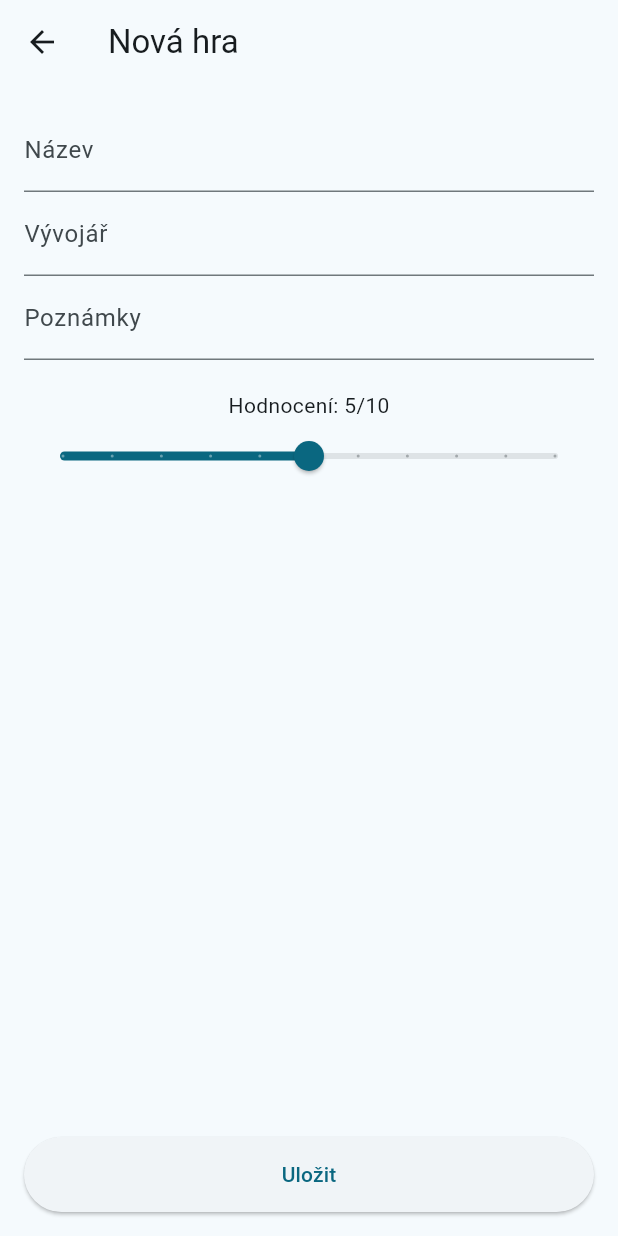
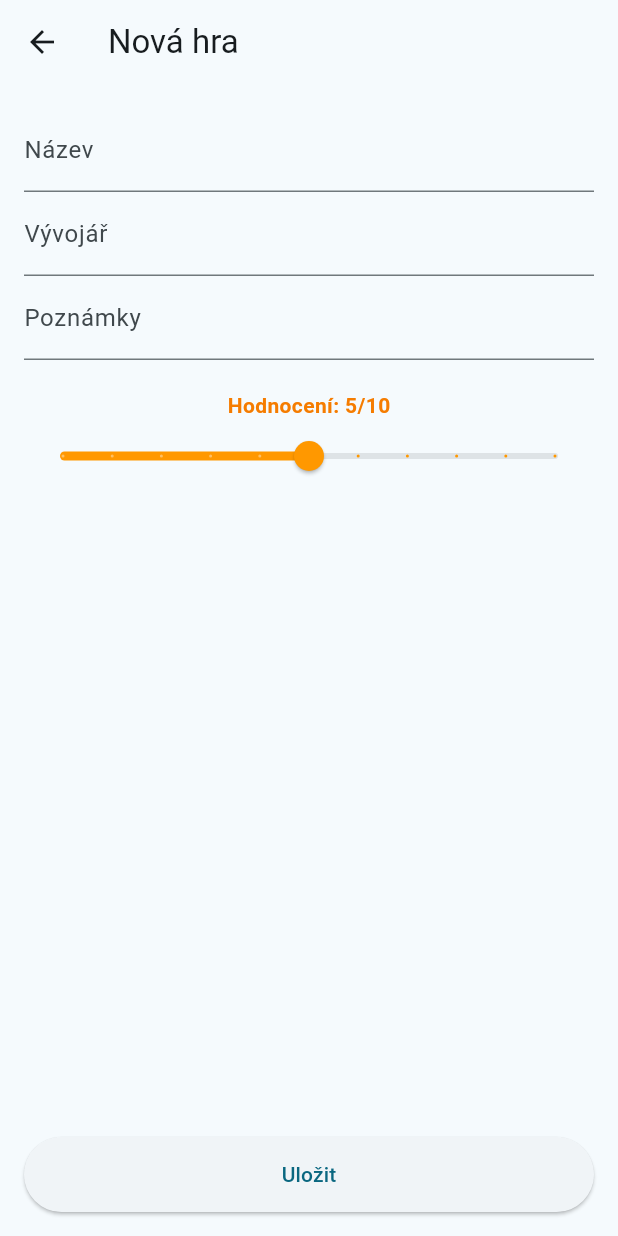
Before and after one commit to Vencoslav/GameRating, a Flutter app: the GameFormScreen screen opened directly, on a phone screen of 412 x 824 dp. Run offline on Flutter 3.47's test engine with Material 3 defaults, Android fonts, the phone set to English and light mode, and no system bars.

Commit message:
Změna barev při rating

```diff
--- a/lib/main.dart
+++ b/lib/main.dart
@@ -93,12 +93,18 @@ class _GameListScreenState extends State<GameListScreen> {
     await _localFile.writeAsString(encodedData);
   }
 
-  // Mazání hry
   void _deleteGame(int index) {
     setState(() {
       _games.removeAt(index);
     });
     _saveGames();
+  }
+
+  // Změna barev při rating
+  Color _getRatingColor(double rating) {
+    if (rating >= 8) return Colors.green.shade600;
+    if (rating >= 5) return Colors.orange.shade600;
+    return Colors.red.shade600;
   }
 
   Future<void> _navigateToForm({Game? game, int? index}) async {
@@ -139,14 +145,20 @@ class _GameListScreenState extends State<GameListScreen> {
                   ),
                   child: ListTile(
                     leading: CircleAvatar(
-                      child: Text(game.rating.toStringAsFixed(0)),
+                      backgroundColor: _getRatingColor(game.rating),
+                      child: Text(
+                        game.rating.toStringAsFixed(0),
+                        style: const TextStyle(
+                          color: Colors.white,
+                          fontWeight: FontWeight.bold,
+                        ),
+                      ),
                     ),
                     title: Text(
                       game.title,
                       style: const TextStyle(fontWeight: FontWeight.bold),
                     ),
                     subtitle: Text('${game.developer}\n${game.notes}'),
-                    // Úpravu a smazání
                     trailing: Row(
                       mainAxisSize: MainAxisSize.min,
                       children: [
@@ -175,7 +187,6 @@ class _GameListScreenState extends State<GameListScreen> {
     );
   }
 
-  // Potvrzení smazání
   void _confirmDelete(int index, String title) {
     showDialog(
       context: context,
@@ -247,11 +258,24 @@ class _GameFormScreenState extends State<GameFormScreen> {
               decoration: const InputDecoration(labelText: 'Poznámky'),
             ),
             const SizedBox(height: 20),
-            Text('Hodnocení: ${_rating.toInt()}/10'),
+            Text(
+              'Hodnocení: ${_rating.toInt()}/10',
+              style: TextStyle(
+                fontWeight: FontWeight.bold,
+                color: _rating >= 8
+                    ? Colors.green.shade700
+                    : (_rating >= 5
+                          ? Colors.orange.shade700
+                          : Colors.red.shade700),
+              ),
+            ),
             Slider(
               value: _rating,
               min: 0,
               max: 10,
+              activeColor: _rating >= 8
+                  ? Colors.green
+                  : (_rating >= 5 ? Colors.orange : Colors.red),
               divisions: 10,
               onChanged: (v) => setState(() => _rating = v),
             ),
```
